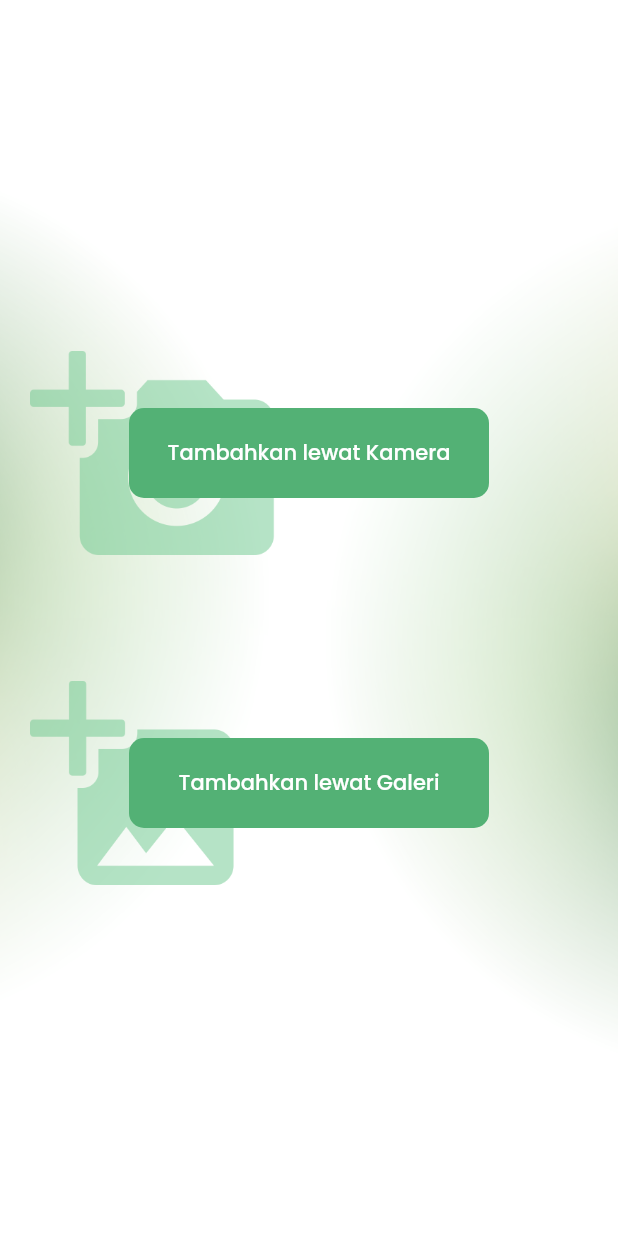
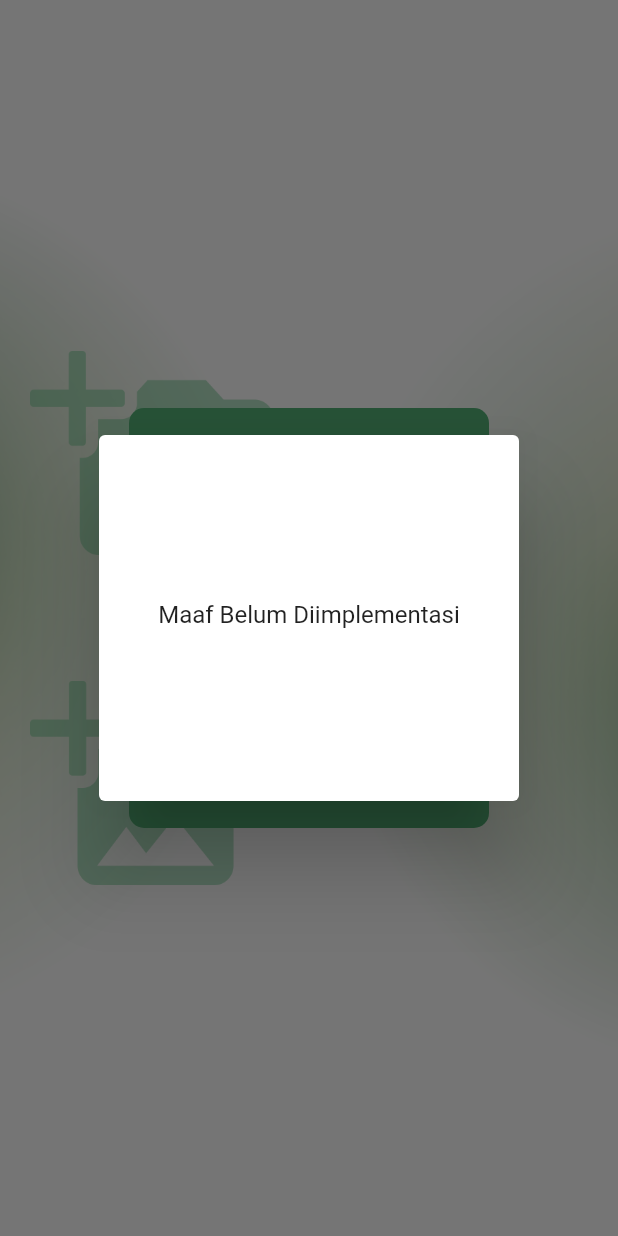
Before and after one commit to danivideda/pindainota, a Flutter app: the MyScaffoldBody widget shown alone on an empty page, opened directly, after a tap on "Tambahkan lewat Galeri", on a phone screen of 412 x 824 dp. Run offline on Flutter 3.47's test engine with Material 2 defaults, Android fonts, the phone set to English and light mode, and no system bars; our stand-ins replace cloud_firestore, firebase_auth, firebase_core, open_file; missing offline and left inert: flutter_genius_scan; accounts and stored records are empty; network calls fail.

```diff
--- a/lib/views/camera.dart
+++ b/lib/views/camera.dart
@@ -87,15 +87,18 @@ class MyScaffoldBody extends StatelessWidget {
                                   '533c5006555500020155005739525a0e4a064a0559465e5c4c465d085359595e0d40053d0903070455000101535a');
                               FlutterGeniusScan.scanWithConfiguration({
                                 'source': 'camera',
-                                'multiPage': true,
+                                'multiPage': false,
                                 'backgroundColor': '#53b175',
                                 'highlightColor': '#FFCE2E',
+                                'jpegQuality': 100,
                               }).then((result) {
-                                String pdfUrl = result['pdfUrl'];
-                                OpenFile.open(pdfUrl.replaceAll("file://", ''));
-                              },
-                                  onError: (error) =>
-                                      displayError(context, error));
+                                List scans = result['scans'];
+                                String enhancedUrl = scans[0]['enhancedUrl'];
+                                print(enhancedUrl);
+                                OpenFile.open(
+                                  enhancedUrl.replaceAll("file://", ''),
+                                );
+                              });
                             },
                             child: Center(
                               child: Text(
@@ -146,17 +149,15 @@ class MyScaffoldBody extends StatelessWidget {
                           width: 240,
                           child: FlatButton(
                             onPressed: () {
-                              FlutterGeniusScan.setLicenceKey(
-                                  '533c5006555500020155005739525a0e4a064a0559465e5c4c465d085359595e0d40053d0903070455000101535a');
-                              FlutterGeniusScan.scanWithConfiguration({
-                                'source': 'image',
-                                'multiPage': true,
-                              }).then((result) {
-                                String pdfUrl = result['pdfUrl'];
-                                OpenFile.open(pdfUrl.replaceAll("file://", ''));
-                              },
-                                  onError: (error) =>
-                                      displayError(context, error));
+                              AlertDialog alertDialog = new AlertDialog(
+                                content: new Container(
+                                    height: 200,
+                                    child: new Center(
+                                      child:
+                                          new Text("Maaf Belum Diimplementasi"),
+                                    )),
+                              );
+                              showDialog(context: context, child: alertDialog);
                             },
                             child: Center(
                               child: Text(
```
